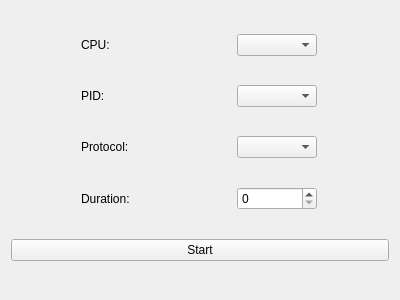
This is gui/forms/profilerflamewidget.ui in OSLL/Linux_FreeBSD_networking_perf as Qt 5 draws it before an edit. The edited form follows.
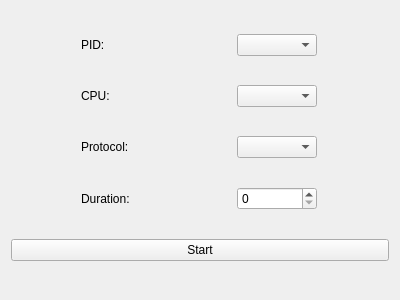
This is the edited form.

Commit message: fix(gui): change ierarchy of cpu and pid in profiler

```diff
--- a/gui/forms/profilerflamewidget.ui
+++ b/gui/forms/profilerflamewidget.ui
@@ -16,39 +16,6 @@
   <layout class="QHBoxLayout" name="horizontalLayout_2" stretch="1,6">
    <item>
     <layout class="QVBoxLayout" name="controlLayout">
-     <item>
-      <layout class="QHBoxLayout" name="CPULayout">
-       <item>
-        <widget class="QLabel" name="CPULabel">
-         <property name="minimumSize">
-          <size>
-           <width>80</width>
-           <height>0</height>
-          </size>
-         </property>
-         <property name="maximumSize">
-          <size>
-           <width>80</width>
-           <height>16777215</height>
-          </size>
-         </property>
-         <property name="text">
-          <string>CPU:</string>
-         </property>
-        </widget>
-       </item>
-       <item>
-        <widget class="QComboBox" name="CPUComboBox">
-         <property name="maximumSize">
-          <size>
-           <width>80</width>
-           <height>16777215</height>
-          </size>
-         </property>
-        </widget>
-       </item>
-      </layout>
-     </item>
      <item>
       <layout class="QHBoxLayout" name="PIDLayout">
        <item>
@@ -82,6 +49,39 @@
        </item>
       </layout>
      </item>
+     <item>
+      <layout class="QHBoxLayout" name="CPULayout">
+       <item>
+        <widget class="QLabel" name="CPULabel">
+         <property name="minimumSize">
+          <size>
+           <width>80</width>
+           <height>0</height>
+          </size>
+         </property>
+         <property name="maximumSize">
+          <size>
+           <width>80</width>
+           <height>16777215</height>
+          </size>
+         </property>
+         <property name="text">
+          <string>CPU:</string>
+         </property>
+        </widget>
+       </item>
+       <item>
+        <widget class="QComboBox" name="CPUComboBox">
+         <property name="maximumSize">
+          <size>
+           <width>80</width>
+           <height>16777215</height>
+          </size>
+         </property>
+        </widget>
+       </item>
+      </layout>
+     </item>
      <item>
       <layout class="QHBoxLayout" name="protocolLayout">
        <item>
```
The commit also changes 5 other files.
